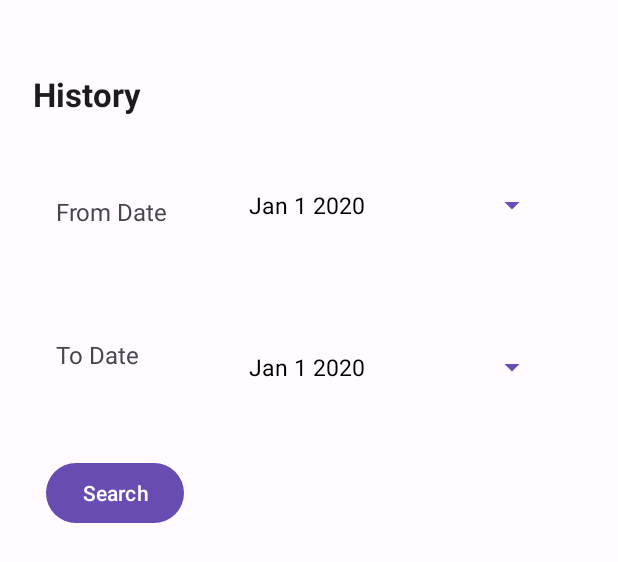
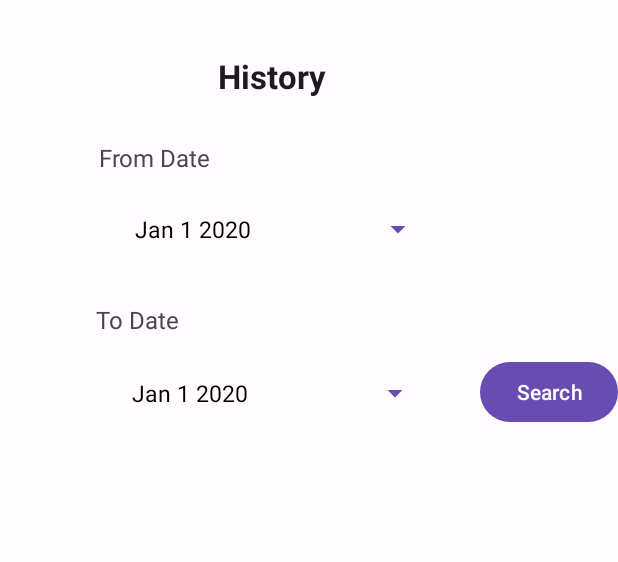
Before and after one commit to KosyAbone/ByteForce, an Android app: the layout fragment_history.xml on its own in the app's theme, with its tools: preview values and no code run, on a phone screen of 412 x 824 dp. Shown: the top 562 px of the screen. Run offline under Robolectric (Android 15) with nearby library versions, the phone set to English and light mode, and no system bars; Roboto replaces fonts that are not available here.

```diff
--- a/KickAsh/app/src/main/res/layout/activity_historytab.xml
+++ b/KickAsh/app/src/main/res/layout/fragment_history.xml
@@ -2,7 +2,6 @@
 <androidx.constraintlayout.widget.ConstraintLayout xmlns:android="http://schemas.android.com/apk/res/android"
     xmlns:app="http://schemas.android.com/apk/res-auto"
     xmlns:tools="http://schemas.android.com/tools"
-    android:id="@+id/HistoryDataRV"
     android:layout_width="match_parent"
     android:layout_height="match_parent"
     tools:context=".ui.main.history.HistoryFragment">
@@ -12,15 +11,12 @@
         style="@style/Widget.AppCompat.TextView"
         android:layout_width="120dp"
         android:layout_height="30dp"
-        android:layout_marginStart="21dp"
-        android:layout_marginTop="30dp"
-        android:layout_marginEnd="270dp"
-        android:layout_marginBottom="33dp"
+        android:layout_marginTop="36dp"
         android:text="History"
         android:textAppearance="@style/TextAppearance.AppCompat.Large"
         android:textStyle="bold"
-        app:layout_constraintBottom_toTopOf="@+id/FromDate"
         app:layout_constraintEnd_toEndOf="parent"
+        app:layout_constraintHorizontal_bias="0.498"
         app:layout_constraintStart_toStartOf="parent"
         app:layout_constraintTop_toTopOf="parent" />
 
@@ -28,14 +24,12 @@
         android:id="@+id/FromDate"
         android:layout_width="89dp"
         android:layout_height="26dp"
-        android:layout_marginStart="37dp"
-        android:layout_marginEnd="15dp"
-        android:layout_marginBottom="51dp"
+        android:layout_marginTop="28dp"
         android:text="From Date"
         android:textAllCaps="false"
         android:textSize="16sp"
-        app:layout_constraintBottom_toTopOf="@+id/ToDate"
-        app:layout_constraintEnd_toStartOf="@+id/FromDateTimePicker"
+        app:layout_constraintEnd_toEndOf="parent"
+        app:layout_constraintHorizontal_bias="0.204"
         app:layout_constraintStart_toStartOf="parent"
         app:layout_constraintTop_toBottomOf="@+id/HistoryTV" />
 
@@ -43,73 +37,64 @@
         android:id="@+id/ToDate"
         android:layout_width="91dp"
         android:layout_height="23dp"
-        android:layout_marginStart="37dp"
-        android:layout_marginEnd="13dp"
-        android:layout_marginBottom="37dp"
+        android:layout_marginTop="24dp"
         android:text="To Date"
         android:textSize="16sp"
-        app:layout_constraintBottom_toTopOf="@+id/Searchbtn"
-        app:layout_constraintEnd_toStartOf="@+id/ToDateTimePicker"
+        app:layout_constraintEnd_toEndOf="parent"
+        app:layout_constraintHorizontal_bias="0.2"
         app:layout_constraintStart_toStartOf="parent"
-        app:layout_constraintTop_toBottomOf="@+id/FromDate" />
+        app:layout_constraintTop_toBottomOf="@+id/FromDateTimePicker" />
 
     <Button
         android:id="@+id/ToDateTimePicker"
         style="?android:spinnerStyle"
         android:layout_width="223sp"
         android:layout_height="50sp"
-        android:layout_marginEnd="47dp"
-        android:layout_marginBottom="523dp"
+        android:layout_marginStart="64dp"
+        android:layout_marginTop="12dp"
         android:onClick="openDatePicker"
         android:text="Jan 1 2020"
         android:textColor="@color/black"
         android:textSize="15sp"
-        app:layout_constraintBottom_toBottomOf="parent"
-        app:layout_constraintEnd_toEndOf="parent"
-        app:layout_constraintStart_toEndOf="@+id/ToDate"
-        app:layout_constraintTop_toBottomOf="@+id/FromDateTimePicker" />
+        app:layout_constraintStart_toStartOf="parent"
+        app:layout_constraintTop_toBottomOf="@+id/ToDate" />
 
     <Button
         android:id="@+id/FromDateTimePicker"
         style="?android:spinnerStyle"
         android:layout_width="223sp"
         android:layout_height="50sp"
-        android:layout_marginTop="81dp"
-        android:layout_marginEnd="47dp"
-        android:layout_marginBottom="27dp"
+        android:layout_marginTop="8dp"
         android:onClick="openDatePicker"
         android:text="Jan 1 2020"
         android:textColor="@color/black"
         android:textSize="15sp"
-        app:layout_constraintBottom_toTopOf="@+id/ToDateTimePicker"
         app:layout_constraintEnd_toEndOf="parent"
-        app:layout_constraintStart_toEndOf="@+id/FromDate"
-        app:layout_constraintTop_toTopOf="parent" />
+        app:layout_constraintHorizontal_bias="0.351"
+        app:layout_constraintStart_toStartOf="parent"
+        app:layout_constraintTop_toBottomOf="@+id/FromDate" />
 
     <Button
         android:id="@+id/Searchbtn"
         android:layout_width="wrap_content"
         android:layout_height="wrap_content"
-        android:layout_marginStart="30dp"
-        android:layout_marginEnd="289dp"
-        android:layout_marginBottom="453dp"
+        android:layout_marginStart="42dp"
+        android:layout_marginTop="12dp"
         android:text="Search"
-        app:layout_constraintBottom_toBottomOf="parent"
         app:layout_constraintEnd_toEndOf="parent"
-        app:layout_constraintStart_toStartOf="parent"
+        app:layout_constraintHorizontal_bias="1.0"
+        app:layout_constraintStart_toEndOf="@+id/ToDateTimePicker"
         app:layout_constraintTop_toBottomOf="@+id/ToDate" />
 
     <androidx.recyclerview.widget.RecyclerView
         android:id="@+id/HistoryRV"
-        android:layout_width="452dp"
+        android:layout_width="match_parent"
         android:layout_height="447dp"
-        android:layout_marginStart="6dp"
-        android:layout_marginTop="14dp"
-        android:layout_marginEnd="7dp"
-        android:layout_marginBottom="1dp"
-        app:layout_constraintBottom_toBottomOf="parent"
+        android:layout_marginTop="32dp"
         app:layout_constraintEnd_toEndOf="parent"
+        app:layout_constraintHorizontal_bias="0.0"
         app:layout_constraintStart_toStartOf="parent"
-        app:layout_constraintTop_toBottomOf="@+id/Searchbtn" />
+        app:layout_constraintTop_toBottomOf="@+id/ToDateTimePicker" />
+
 
 </androidx.constraintlayout.widget.ConstraintLayout>
--- a/KickAsh/app/src/main/res/navigation/mobile_navigation.xml
+++ b/KickAsh/app/src/main/res/navigation/mobile_navigation.xml
@@ -11,6 +11,11 @@
         android:label="@string/title_home"
         tools:layout="@layout/fragment_home" />
 
+    <fragment
+        android:id="@+id/navigation_history"
+        android:name="com.byteforce.kickash.ui.main.history.HistoryFragment"
+        android:label="history"
+        tools:layout="@layout/fragment_history"/>
     <fragment
         android:id="@+id/navigation_reward"
         android:name="com.byteforce.kickash.ui.main.reward.RewardFragment"
--- a/KickAsh/app/src/main/res/values/strings.xml
+++ b/KickAsh/app/src/main/res/values/strings.xml
@@ -6,5 +6,7 @@
 
     <string name="facebook_app_id">1196159827719139</string>
     <string name="your_web_client_id">684826609112-tkcpm2t5ipk3ft3p5du4f8h3vkn11aqj.apps.googleusercontent.com</string>
+    <!-- TODO: Remove or change this placeholder text -->
+    <string name="hello_blank_fragment">Hello blank fragment</string>
 
 </resources>
--- a/KickAsh/build.gradle
+++ b/KickAsh/build.gradle
@@ -2,6 +2,6 @@
 plugins {
     id 'com.android.application' version '8.0.2' apply false
     id 'com.android.library' version '8.0.2' apply false
-    id 'org.jetbrains.kotlin.android' version '1.0.0' apply false
+    id 'org.jetbrains.kotlin.android' version '1.9.0' apply false
     id 'com.google.gms.google-services' version '4.3.14' apply false
 }
--- a/KickAsh/gradle.properties
+++ b/KickAsh/gradle.properties
@@ -21,5 +21,4 @@ kotlin.code.style=official
 # resources declared in the library itself and none from the library's dependencies,
 # thereby reducing the size of the R class for that library
 android.nonTransitiveRClass=true
-
 android.enableJetifier=true
```
Also changed, not shown: KickAsh/app/build.gradle (+11 -3 lines), KickAsh/app/src/main/java/com/byteforce/kickash/ui/main/history/HistoryFragment.kt (+17 -45 lines), KickAsh/app/src/main/java/com/byteforce/kickash/ui/main/history/HistoryViewModel.kt (added, +13 -0 lines), KickAsh/app/src/main/java/com/byteforce/kickash/ui/main/home/HomeFragment.kt (+14 -1 lines), KickAsh/app/src/main/res/layout/fragment_home.xml (+72 -43 lines).
